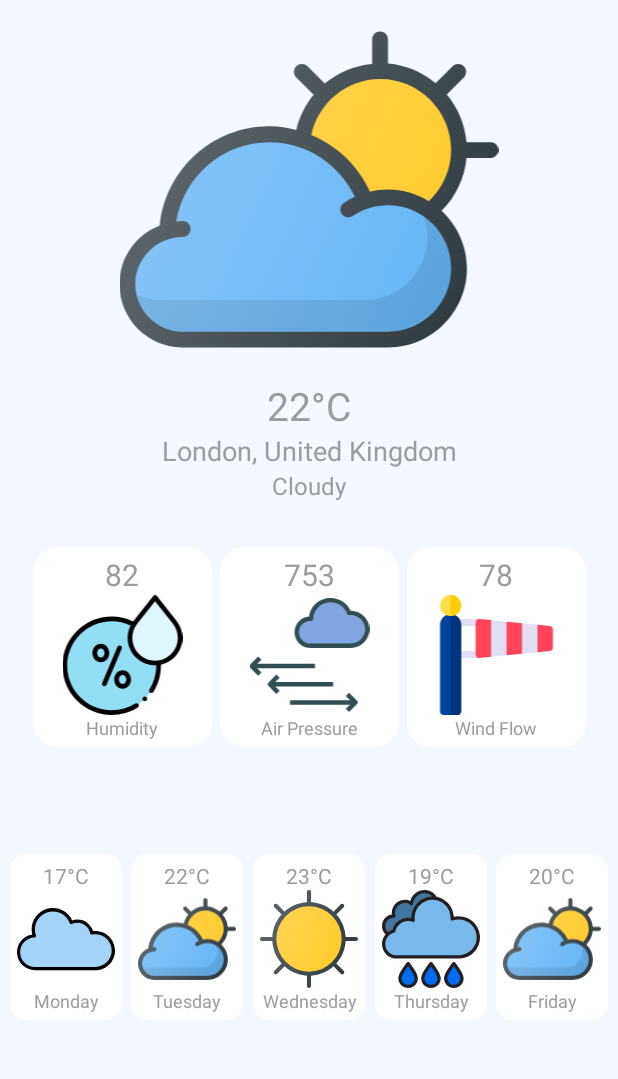
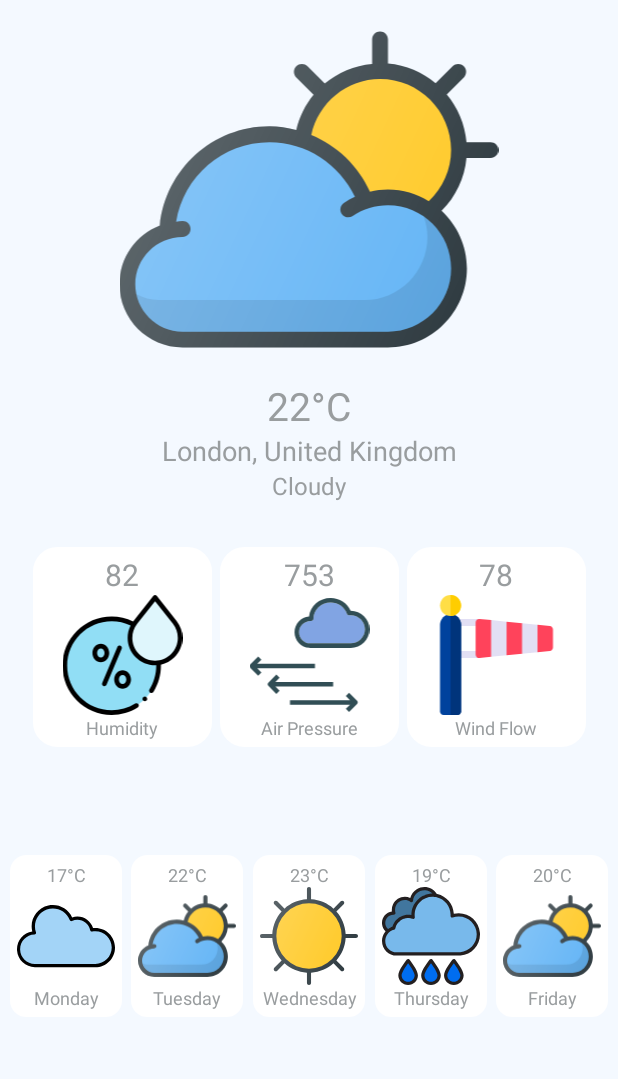
Before and after one commit to pavponn/android-itmo, an Android app: the screen it shows after launch (MainActivity), on a phone screen of 412 x 824 dp, the part 73-1152 px from its top. Run offline under Robolectric (Android 15) with nearby library versions, the phone set to English and light mode, and no system bars; our stand-ins replace data binding; libraries missing offline, so code that uses them is left out: android.graphics.drawable.

Commit message:
Place font sizes in style

```diff
--- a/Weather/app/src/main/AndroidManifest.xml
+++ b/Weather/app/src/main/AndroidManifest.xml
@@ -8,7 +8,7 @@
         android:label="@string/app_name"
         android:roundIcon="@mipmap/ic_launcher_round"
         android:supportsRtl="true"
-        android:theme="@style/LightTheme">
+        android:theme="@style/BaseTheme.LightTheme">
         <activity android:name=".MainActivity">
             <intent-filter>
                 <action android:name="android.intent.action.MAIN" />
--- a/Weather/app/src/main/java/com/example/weather/MainActivity.kt
+++ b/Weather/app/src/main/java/com/example/weather/MainActivity.kt
@@ -46,10 +46,10 @@ class MainActivity : AppCompatActivity() {
     private fun updateTheme() {
         when (currentTheme) {
             Theme.LIGHT -> {
-                setTheme(R.style.LightTheme)
+                setTheme(R.style.BaseTheme_LightTheme)
             }
             Theme.DARK -> {
-                setTheme(R.style.DarkTheme)
+                setTheme(R.style.BaseTheme_DarkTheme)
             }
         }
     }
--- a/Weather/app/src/main/res/layout-land/activity_main.xml
+++ b/Weather/app/src/main/res/layout-land/activity_main.xml
@@ -40,7 +40,7 @@
             android:padding="8dp"
             android:text="@string/app_name"
             android:textColor="?attr/mainTextColor"
-            android:textSize="24sp"
+            android:textSize="?attr/titleFontSize"
             app:layout_constraintTop_toTopOf="parent"
             app:layout_constraintVertical_weight="1" />
 
@@ -65,7 +65,7 @@
             android:gravity="center|bottom"
             android:text="@string/main_temperature"
             android:textColor="?attr/mainTextColor"
-            android:textSize="24sp"
+            android:textSize="?attr/temperatureFontSize"
             app:layout_constraintBottom_toTopOf="@+id/current_location"
             app:layout_constraintEnd_toEndOf="@+id/line_0"
             app:layout_constraintStart_toStartOf="parent"
@@ -78,7 +78,7 @@
             android:gravity="center"
             android:text="@string/location"
             android:textColor="?attr/mainTextColor"
-            android:textSize="16sp"
+            android:textSize="?attr/locationFontSize"
             app:layout_constraintBottom_toTopOf="@+id/current_weather_forecast"
             app:layout_constraintEnd_toEndOf="@+id/line_0"
             app:layout_constraintStart_toStartOf="parent"
@@ -92,7 +92,7 @@
             android:gravity="center"
             android:text="@string/weather_description"
             android:textColor="?attr/mainTextColor"
-            android:textSize="16sp"
+            android:textSize="?attr/weatherDescriptionFontSize"
             app:layout_constraintBottom_toBottomOf="parent"
             app:layout_constraintEnd_toEndOf="@+id/line_0"
             app:layout_constraintStart_toStartOf="parent"
--- a/Weather/app/src/main/res/layout/activity_main.xml
+++ b/Weather/app/src/main/res/layout/activity_main.xml
@@ -39,7 +39,7 @@
             android:padding="8dp"
             android:text="@string/app_name"
             android:textColor="?attr/mainTextColor"
-            android:textSize="24sp"
+            android:textSize="?attr/titleFontSize"
             app:layout_constraintTop_toTopOf="parent"
             app:layout_constraintVertical_weight="1" />
 
@@ -62,7 +62,7 @@
             android:layout_height="wrap_content"
             android:gravity="center"
             android:textColor="?attr/mainTextColor"
-            android:textSize="26sp"
+            android:textSize="?attr/temperatureFontSize"
             android:text="@string/main_temperature"
             app:layout_constraintBottom_toTopOf="@+id/current_location"
             app:layout_constraintEnd_toEndOf="parent"
@@ -76,7 +76,7 @@
             android:gravity="center"
             android:text="@string/location"
             android:textColor="?attr/mainTextColor"
-            android:textSize="18sp"
+            android:textSize="?attr/locationFontSize"
             app:layout_constraintBottom_toTopOf="@+id/current_weather_forecast"
             app:layout_constraintTop_toBottomOf="@+id/current_temperature" />
 
@@ -87,7 +87,7 @@
             android:gravity="center"
             android:text="@string/weather_description"
             android:textColor="?attr/mainTextColor"
-            android:textSize="16sp"
+            android:textSize="?attr/weatherDescriptionFontSize"
             app:layout_constraintBottom_toTopOf="@id/line_1"
             app:layout_constraintTop_toBottomOf="@+id/current_location" />
 
--- a/Weather/app/src/main/res/layout/daily_forecast_item.xml
+++ b/Weather/app/src/main/res/layout/daily_forecast_item.xml
@@ -31,9 +31,10 @@
             android:layout_height="wrap_content"
             android:layout_weight="1"
             android:background="?attr/secondaryBackgroundColor"
-            android:textColor="?attr/forecastTextColor"
             android:gravity="center"
-            android:text="@{ temperature }" />
+            android:text="@{ temperature }"
+            android:textSize="?attr/weekdayTempFontSize"
+            android:textColor="?attr/forecastTextColor" />
 
         <ImageView
             android:id="@+id/daily_forecast_image"
@@ -51,9 +52,9 @@
             android:layout_height="wrap_content"
             android:layout_weight="1"
             android:background="?attr/secondaryBackgroundColor"
-            android:textColor="?attr/forecastTextColor"
             android:gravity="center"
             android:text="@{ weekday }"
-            android:textSize="12sp" />
+            android:textColor="?attr/forecastTextColor"
+            android:textSize="?attr/weekdayFontSize" />
     </LinearLayout>
 </layout>
--- a/Weather/app/src/main/res/layout/weather_extended_info.xml
+++ b/Weather/app/src/main/res/layout/weather_extended_info.xml
@@ -34,7 +34,7 @@
             android:textColor="?attr/forecastTextColor"
             android:gravity="center"
             android:text="@{num}"
-            android:textSize="20sp" />
+            android:textSize="?attr/extendedWeatherNumFontSize" />
 
         <ImageView
             android:id="@+id/weatherImage"
@@ -55,7 +55,7 @@
             android:textColor="?attr/forecastTextColor"
             android:gravity="center"
             android:text="@{name}"
-            android:textSize="12sp" />
+            android:textSize="?attr/extendedWeatherName" />
 
     </LinearLayout>
 </layout>
--- a/Weather/app/src/main/res/values/attrs.xml
+++ b/Weather/app/src/main/res/values/attrs.xml
@@ -1,5 +1,13 @@
 <?xml version="1.0" encoding="utf-8"?>
 <resources>
+    <attr name="titleFontSize" format="dimension" />
+    <attr name="temperatureFontSize" format="dimension" />
+    <attr name="locationFontSize" format="dimension" />
+    <attr name="weatherDescriptionFontSize" format="dimension" />
+    <attr name="weekdayFontSize" format="dimension" />
+    <attr name="weekdayTempFontSize" format="dimension" />
+    <attr name="extendedWeatherNumFontSize" format="dimension"/>
+    <attr name="extendedWeatherName" format="dimension"/>
     <attr name="titleBackgroundColor" format="color" />
     <attr name="secondaryBackgroundColor" format="color" />
     <attr name="mainBackgroundColor" format="color" />
--- a/Weather/app/src/main/res/values/colors.xml
+++ b/Weather/app/src/main/res/values/colors.xml
@@ -11,6 +11,6 @@
     <color name="lightBlueText">#8bc7fe</color>
     <color name="calmNightBackground">#354066</color>
     <color name="nightBackground">#242E4f</color>
-    <color name="deepNightBackground">#242e4f</color>
+    <color name="deepNightBackground">#242e49</color>
     <color name="lightNightText">#D4D6DD</color>
 </resources>
--- a/Weather/app/src/main/res/values/styles.xml
+++ b/Weather/app/src/main/res/values/styles.xml
@@ -1,6 +1,16 @@
 <resources>
+    <style name="BaseTheme" parent="Theme.AppCompat.Light.NoActionBar">
+        <item name="titleFontSize">24sp</item>
+        <item name="temperatureFontSize">26sp</item>
+        <item name="locationFontSize">18sp</item>
+        <item name="weatherDescriptionFontSize">16sp</item>
+        <item name="weekdayFontSize">12sp</item>
+        <item name="weekdayTempFontSize">12sp</item>
+        <item name="extendedWeatherNumFontSize">20sp</item>
+        <item name="extendedWeatherName">12sp</item>
+    </style>
     <!-- Base application theme. -->
-    <style name="LightTheme" parent="Theme.AppCompat.Light.NoActionBar">
+    <style name="BaseTheme.LightTheme">
         <item name="titleBackgroundColor">@color/white</item>
         <item name="secondaryBackgroundColor">@color/white</item>
         <item name="mainBackgroundColor">@color/lightestBlueBackgroundColor</item>
@@ -8,12 +18,11 @@
         <item name="forecastTextColor">@color/lightGrayText</item>
     </style>
 
-    <style name="DarkTheme" parent="Theme.AppCompat.Light.NoActionBar">
+    <style name="BaseTheme.DarkTheme">
         <item name="titleBackgroundColor">@color/deepNightBackground</item>
         <item name="secondaryBackgroundColor">@color/calmNightBackground</item>
         <item name="mainBackgroundColor">@color/nightBackground</item>
         <item name="mainTextColor">@color/lightNightText</item>
         <item name="forecastTextColor">@color/lightBlueText</item>
     </style>
-
 </resources>
```
